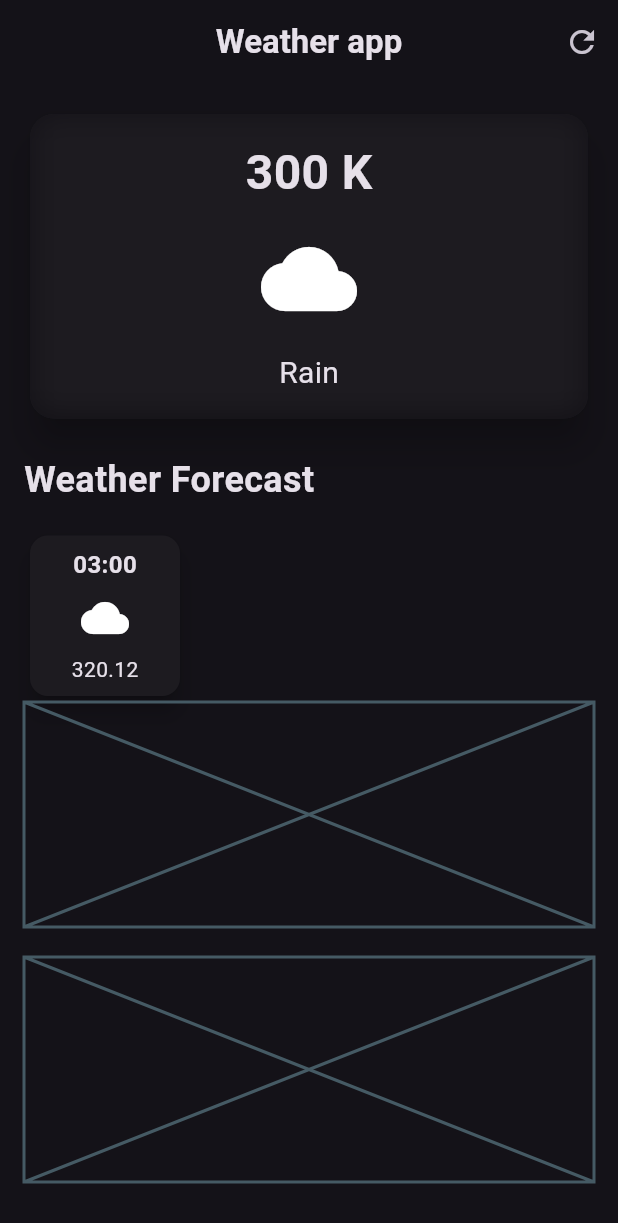
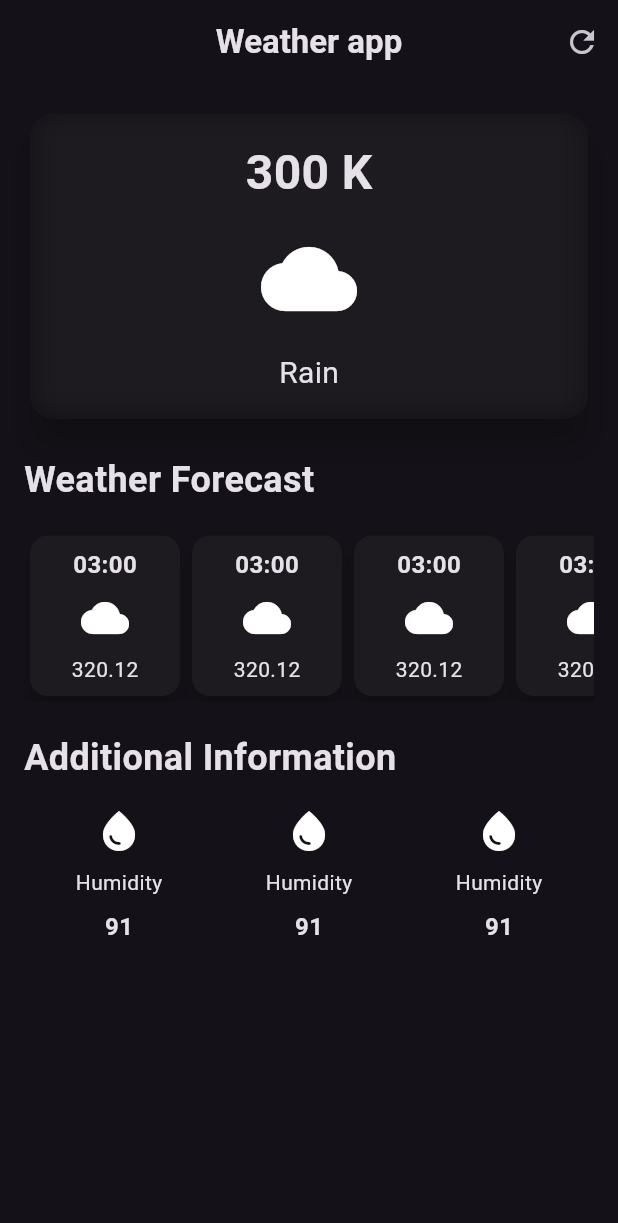
Before and after one commit to Josephus-git/weather_app, a Flutter app: the screen it shows after launch, on a phone screen of 412 x 824 dp. Shown: the top 1223 px of the screen. Run offline on Flutter 3.47's test engine with Material 3 defaults, Android fonts, the phone set to English and light mode, and no system bars.

Commit message:
added addition infor

```diff
--- /dev/null
+++ b/lib/additional_info_item.dart
@@ -0,0 +1,18 @@
+import 'package:flutter/material.dart';
+
+class AdditionalInfoItem extends StatelessWidget {
+  const AdditionalInfoItem({super.key});
+
+  @override
+  Widget build(BuildContext context) {
+    return Column(
+      children: [
+        Icon(Icons.water_drop, size: 32),
+        const SizedBox(height: 8),
+        Text('Humidity'),
+        const SizedBox(height: 8),
+        Text('91', style: TextStyle(fontSize: 16, fontWeight: FontWeight.bold)),
+      ],
+    );
+  }
+}
--- /dev/null
+++ b/lib/hourly_forecast_item.dart
@@ -0,0 +1,34 @@
+import 'package:flutter/material.dart';
+
+class HourlyForcastItem extends StatelessWidget {
+  const HourlyForcastItem({super.key});
+
+  @override
+  Widget build(BuildContext context) {
+    return SizedBox(
+      child: Card(
+        elevation: 6,
+        child: Container(
+          width: 100,
+          decoration: BoxDecoration(borderRadius: BorderRadius.circular(18)),
+          child: Padding(
+            padding: const EdgeInsets.all(8.0),
+
+            child: Column(
+              children: [
+                Text(
+                  '03:00',
+                  style: TextStyle(fontSize: 16, fontWeight: FontWeight.bold),
+                ),
+                const SizedBox(height: 8),
+                Icon(Icons.cloud, size: 32),
+                const SizedBox(height: 8),
+                Text('320.12'),
+              ],
+            ),
+          ),
+        ),
+      ),
+    );
+  }
+}
--- a/lib/weather_screen.dart
+++ b/lib/weather_screen.dart
@@ -1,6 +1,8 @@
 import 'dart:ui';
 
 import 'package:flutter/material.dart';
+import 'package:wearther_app/additional_info_item.dart';
+import 'package:wearther_app/hourly_forecast_item.dart';
 
 class WeatherScreen extends StatelessWidget {
   const WeatherScreen({super.key});
@@ -63,45 +65,36 @@ class WeatherScreen extends StatelessWidget {
               style: TextStyle(fontSize: 24, fontWeight: FontWeight.bold),
             ),
             const SizedBox(height: 16),
-            Row(
+
+            // weather forcast cards
+            const SingleChildScrollView(
+              scrollDirection: Axis.horizontal,
+              child: Row(
+                children: [
+                  HourlyForcastItem(),
+                  HourlyForcastItem(),
+                  HourlyForcastItem(),
+                  HourlyForcastItem(),
+                  HourlyForcastItem(),
+                ],
+              ),
+            ),
+
+            // additional information
+            const SizedBox(height: 20),
+            const Text(
+              'Additional Information',
+              style: TextStyle(fontSize: 24, fontWeight: FontWeight.bold),
+            ),
+            const SizedBox(height: 16),
+            const Row(
+              mainAxisAlignment: MainAxisAlignment.spaceAround,
               children: [
-                SizedBox(
-                  child: Card(
-                    elevation: 6,
-                    child: Container(
-                      width: 100,
-                      decoration: BoxDecoration(
-                        borderRadius: BorderRadius.circular(18),
-                      ),
-                      child: Padding(
-                        padding: const EdgeInsets.all(8.0),
-
-                        child: Column(
-                          children: [
-                            Text(
-                              '03:00',
-                              style: TextStyle(
-                                fontSize: 16,
-                                fontWeight: FontWeight.bold,
-                              ),
-                            ),
-                            const SizedBox(height: 8),
-                            Icon(Icons.cloud, size: 32),
-                            const SizedBox(height: 8),
-                            Text('320.12'),
-                          ],
-                        ),
-                      ),
-                    ),
-                  ),
-                ),
+                AdditionalInfoItem(),
+                AdditionalInfoItem(),
+                AdditionalInfoItem(),
               ],
             ),
-            // weather forcast cards
-            const Placeholder(fallbackHeight: 150),
-            const SizedBox(height: 20),
-            // additional information
-            const Placeholder(fallbackHeight: 150),
           ],
         ),
       ),
```
